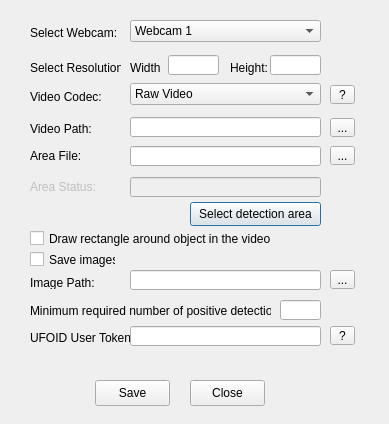
The window that src/settingsdialog.ui (UFOID/UFO-Detector) describes before a commit, drawn with Qt 5.
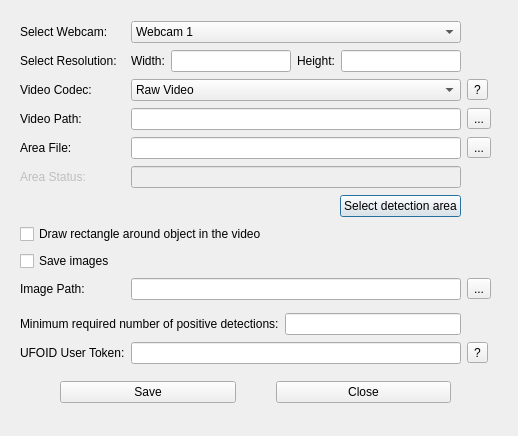
The same window after the commit.

Commit message: Improved settings dialog layout

What changed in the file:
```diff
--- a/src/settingsdialog.ui
+++ b/src/settingsdialog.ui
@@ -6,123 +6,88 @@
    <rect>
     <x>0</x>
     <y>0</y>
-    <width>389</width>
-    <height>424</height>
+    <width>518</width>
+    <height>436</height>
    </rect>
   </property>
   <property name="windowTitle">
    <string>Dialog</string>
   </property>
-  <widget class="QToolButton" name="toolButtonVideoPath">
+  <widget class="QWidget" name="formLayoutWidget">
    <property name="geometry">
     <rect>
-     <x>330</x>
-     <y>118</y>
-     <width>25</width>
-     <height>19</height>
+     <x>10</x>
+     <y>10</y>
+     <width>491</width>
+     <height>419</height>
     </rect>
    </property>
+   <layout class="QGridLayout" name="gridLayout">
+    <property name="leftMargin">
+     <number>10</number>
+    </property>
+    <property name="topMargin">
+     <number>10</number>
+    </property>
+    <property name="rightMargin">
+     <number>10</number>
+    </property>
+    <property name="bottomMargin">
+     <number>10</number>
+    </property>
+    <item row="2" column="0">
+     <widget class="QLabel" name="labelCodec">
    <property name="text">
-    <string>...</string>
-   </property>
-  </widget>
-  <widget class="QLineEdit" name="lineH">
-   <property name="geometry">
-    <rect>
-     <x>270</x>
-     <y>55</y>
-     <width>51</width>
-     <height>20</height>
-    </rect>
-   </property>
-  </widget>
-  <widget class="QLineEdit" name="lineVideoPath">
-   <property name="geometry">
-    <rect>
-     <x>130</x>
-     <y>117</y>
-     <width>191</width>
+       <string>Video Codec:</string>
+      </property>
+     </widget>
+    </item>
+    <item row="4" column="0">
+     <widget class="QLabel" name="labelXMLfile">
+      <property name="text">
+       <string>Area File:</string>
+      </property>
+     </widget>
+    </item>
+    <item row="6" column="1">
+     <layout class="QHBoxLayout" name="horizontalLayout_2">
+      <item>
+       <spacer name="horizontalSpacer">
+        <property name="orientation">
+         <enum>Qt::Horizontal</enum>
+        </property>
+        <property name="sizeHint" stdset="0">
+         <size>
+          <width>40</width>
      <height>20</height>
-    </rect>
-   </property>
-   <property name="readOnly">
-    <bool>true</bool>
-   </property>
-  </widget>
+         </size>
+        </property>
+       </spacer>
+      </item>
+      <item>
   <widget class="QPushButton" name="buttonXML">
-   <property name="geometry">
-    <rect>
-     <x>190</x>
-     <y>202</y>
-     <width>131</width>
-     <height>24</height>
-    </rect>
-   </property>
    <property name="text">
     <string>Select detection area</string>
    </property>
   </widget>
-  <widget class="QLabel" name="labelW">
-   <property name="geometry">
-    <rect>
-     <x>130</x>
-     <y>60</y>
-     <width>31</width>
-     <height>16</height>
-    </rect>
-   </property>
+      </item>
+     </layout>
+    </item>
+    <item row="4" column="1">
+     <widget class="QLineEdit" name="lineXMLfile">
    <property name="text">
-    <string>Width:</string>
-   </property>
-  </widget>
-  <widget class="QPushButton" name="buttonSave">
-   <property name="geometry">
-    <rect>
-     <x>95</x>
-     <y>380</y>
-     <width>75</width>
-     <height>26</height>
-    </rect>
-   </property>
-   <property name="text">
-    <string>Save</string>
-   </property>
-  </widget>
-  <widget class="QToolButton" name="toolButtonXMLfile">
-   <property name="geometry">
-    <rect>
-     <x>330</x>
-     <y>146</y>
-     <width>25</width>
-     <height>19</height>
-    </rect>
-   </property>
-   <property name="text">
-    <string>...</string>
-   </property>
-  </widget>
-  <widget class="QLineEdit" name="lineW">
-   <property name="geometry">
-    <rect>
-     <x>168</x>
-     <y>55</y>
-     <width>51</width>
-     <height>20</height>
-    </rect>
-   </property>
-  </widget>
+       <string/>
+      </property>
+      <property name="readOnly">
+       <bool>true</bool>
+      </property>
+     </widget>
+    </item>
+    <item row="9" column="1">
   <widget class="QLineEdit" name="lineImagePath">
    <property name="enabled">
     <bool>true</bool>
    </property>
-   <property name="geometry">
-    <rect>
-     <x>130</x>
-     <y>270</y>
-     <width>191</width>
-     <height>20</height>
-    </rect>
-   </property>
    <property name="styleSheet">
     <string notr="true"/>
    </property>
@@ -130,132 +95,36 @@
     <bool>true</bool>
    </property>
   </widget>
-  <widget class="QComboBox" name="comboBoxWebcam">
-   <property name="geometry">
-    <rect>
-     <x>130</x>
-     <y>20</y>
-     <width>191</width>
-     <height>22</height>
-    </rect>
-   </property>
-   <item>
-    <property name="text">
-     <string>Webcam 1</string>
-    </property>
-   </item>
+    </item>
+    <item row="1" column="1">
+     <layout class="QHBoxLayout" name="horizontalLayout">
    <item>
+       <widget class="QLabel" name="labelW">
     <property name="text">
-     <string>Webcam 2</string>
-    </property>
-   </item>
-   <item>
-    <property name="text">
-     <string>Webcam 3</string>
-    </property>
-   </item>
-   <item>
-    <property name="text">
-     <string>Webcam 4</string>
-    </property>
-   </item>
-  </widget>
+         <string>Width:</string>
+        </property>
+       </widget>
+      </item>
+      <item>
+       <widget class="QLineEdit" name="lineW"/>
+      </item>
+      <item>
   <widget class="QLabel" name="labelH">
-   <property name="geometry">
-    <rect>
-     <x>230</x>
-     <y>60</y>
-     <width>41</width>
-     <height>16</height>
-    </rect>
-   </property>
    <property name="text">
     <string>Height:</string>
    </property>
   </widget>
-  <widget class="QCheckBox" name="checkBoxRectangle">
-   <property name="geometry">
-    <rect>
-     <x>30</x>
-     <y>230</y>
-     <width>241</width>
-     <height>17</height>
-    </rect>
-   </property>
-   <property name="text">
-    <string>Draw rectangle around object in the video</string>
-   </property>
-  </widget>
-  <widget class="QPushButton" name="buttonCancel">
-   <property name="geometry">
-    <rect>
-     <x>190</x>
-     <y>380</y>
-     <width>75</width>
-     <height>26</height>
-    </rect>
-   </property>
-   <property name="text">
-    <string>Close</string>
-   </property>
-  </widget>
-  <widget class="QLabel" name="labelImagePath">
-   <property name="enabled">
-    <bool>true</bool>
-   </property>
-   <property name="geometry">
-    <rect>
-     <x>30</x>
-     <y>276</y>
-     <width>86</width>
-     <height>13</height>
-    </rect>
-   </property>
-   <property name="text">
-    <string>Image Path:</string>
-   </property>
-  </widget>
-  <widget class="QLineEdit" name="lineXMLfile">
-   <property name="geometry">
-    <rect>
-     <x>130</x>
-     <y>146</y>
-     <width>191</width>
-     <height>20</height>
-    </rect>
-   </property>
-   <property name="text">
-    <string/>
-   </property>
-   <property name="readOnly">
-    <bool>true</bool>
-   </property>
-  </widget>
-  <widget class="QLabel" name="labelVideoPath">
-   <property name="geometry">
-    <rect>
-     <x>30</x>
-     <y>122</y>
-     <width>86</width>
-     <height>13</height>
-    </rect>
-   </property>
-   <property name="text">
-    <string>Video Path:</string>
-   </property>
-  </widget>
+      </item>
+      <item>
+       <widget class="QLineEdit" name="lineH"/>
+      </item>
+     </layout>
+    </item>
+    <item row="8" column="0" colspan="2">
   <widget class="QCheckBox" name="checkBoxsaveImages">
    <property name="enabled">
     <bool>true</bool>
    </property>
-   <property name="geometry">
-    <rect>
-     <x>30</x>
-     <y>251</y>
-     <width>86</width>
-     <height>17</height>
-    </rect>
-   </property>
    <property name="text">
     <string>Save images</string>
    </property>
@@ -266,141 +135,66 @@
     <bool>false</bool>
    </property>
   </widget>
+    </item>
+    <item row="13" column="2">
+     <widget class="QToolButton" name="toolButtonToken">
+      <property name="text">
+       <string>?</string>
+      </property>
+     </widget>
+    </item>
+    <item row="13" column="1">
+     <widget class="QLineEdit" name="lineToken"/>
+    </item>
+    <item row="5" column="1">
+     <widget class="QLineEdit" name="lineStatus">
+      <property name="enabled">
+       <bool>false</bool>
+      </property>
+      <property name="text">
+       <string/>
+      </property>
+      <property name="readOnly">
+       <bool>true</bool>
+      </property>
+     </widget>
+    </item>
+    <item row="0" column="0">
   <widget class="QLabel" name="labelWebcam">
-   <property name="geometry">
-    <rect>
-     <x>30</x>
-     <y>25</y>
-     <width>91</width>
-     <height>16</height>
-    </rect>
-   </property>
    <property name="text">
     <string>Select Webcam:</string>
    </property>
   </widget>
-  <widget class="QLabel" name="labelXMLfile">
-   <property name="geometry">
-    <rect>
-     <x>30</x>
-     <y>148</y>
-     <width>51</width>
-     <height>16</height>
-    </rect>
-   </property>
-   <property name="text">
-    <string>Area File:</string>
-   </property>
-  </widget>
-  <widget class="QLabel" name="labelResolution">
-   <property name="geometry">
-    <rect>
-     <x>30</x>
-     <y>60</y>
-     <width>91</width>
-     <height>16</height>
-    </rect>
-   </property>
-   <property name="text">
-    <string>Select Resolution:</string>
-   </property>
-  </widget>
-  <widget class="QToolButton" name="toolButtonImagePath">
-   <property name="enabled">
-    <bool>true</bool>
-   </property>
-   <property name="geometry">
-    <rect>
-     <x>330</x>
-     <y>270</y>
-     <width>25</width>
-     <height>19</height>
-    </rect>
-   </property>
-   <property name="text">
-    <string>...</string>
-   </property>
-  </widget>
-  <widget class="QLabel" name="label">
-   <property name="enabled">
-    <bool>false</bool>
-   </property>
-   <property name="geometry">
-    <rect>
-     <x>30</x>
-     <y>179</y>
-     <width>101</width>
-     <height>16</height>
-    </rect>
-   </property>
-   <property name="text">
-    <string>Area Status:</string>
-   </property>
-  </widget>
-  <widget class="QLineEdit" name="lineStatus">
-   <property name="enabled">
-    <bool>false</bool>
-   </property>
-   <property name="geometry">
-    <rect>
-     <x>130</x>
-     <y>177</y>
-     <width>191</width>
-     <height>20</height>
-    </rect>
-   </property>
-   <property name="text">
-    <string/>
-   </property>
-   <property name="readOnly">
-    <bool>true</bool>
-   </property>
-  </widget>
+    </item>
+    <item row="10" column="0" colspan="2">
+     <layout class="QHBoxLayout" name="horizontalLayout_3">
+      <property name="topMargin">
+       <number>6</number>
+      </property>
+      <item>
   <widget class="QLabel" name="labelMinPos">
-   <property name="geometry">
-    <rect>
-     <x>30</x>
-     <y>303</y>
-     <width>241</width>
-     <height>16</height>
-    </rect>
-   </property>
    <property name="text">
     <string>Minimum required number of positive detections:</string>
    </property>
   </widget>
-  <widget class="QLineEdit" name="lineMinPosRequired">
-   <property name="geometry">
-    <rect>
-     <x>280</x>
-     <y>300</y>
-     <width>41</width>
-     <height>20</height>
-    </rect>
-   </property>
-  </widget>
-  <widget class="QLabel" name="labelCodec">
-   <property name="geometry">
-    <rect>
-     <x>30</x>
-     <y>90</y>
-     <width>86</width>
-     <height>13</height>
-    </rect>
+      </item>
+      <item>
+       <widget class="QLineEdit" name="lineMinPosRequired"/>
+      </item>
+     </layout>
+    </item>
+    <item row="9" column="2">
+     <widget class="QToolButton" name="toolButtonImagePath">
+      <property name="enabled">
+       <bool>true</bool>
    </property>
    <property name="text">
-    <string>Video Codec:</string>
-   </property>
-  </widget>
+       <string>...</string>
+      </property>
+     </widget>
+    </item>
+    <item row="2" column="1">
   <widget class="QComboBox" name="comboBoxCodec">
-   <property name="geometry">
-    <rect>
-     <x>130</x>
-     <y>83</y>
-     <width>191</width>
-     <height>22</height>
-    </rect>
-   </property>
    <item>
     <property name="text">
      <string>Raw Video</string>
@@ -417,54 +211,141 @@
     </property>
    </item>
   </widget>
-  <widget class="QToolButton" name="toolButton">
-   <property name="geometry">
-    <rect>
-     <x>330</x>
-     <y>85</y>
-     <width>25</width>
-     <height>19</height>
-    </rect>
-   </property>
+    </item>
+    <item row="3" column="2">
+     <widget class="QToolButton" name="toolButtonVideoPath">
    <property name="text">
-    <string>?</string>
-   </property>
-  </widget>
+       <string>...</string>
+      </property>
+     </widget>
+    </item>
+    <item row="13" column="0">
   <widget class="QLabel" name="label_2">
-   <property name="geometry">
-    <rect>
-     <x>30</x>
-     <y>330</y>
-     <width>131</width>
-     <height>16</height>
-    </rect>
-   </property>
    <property name="text">
     <string>UFOID User Token:</string>
    </property>
   </widget>
-  <widget class="QLineEdit" name="lineToken">
-   <property name="geometry">
-    <rect>
-     <x>130</x>
-     <y>326</y>
-     <width>191</width>
-     <height>20</height>
-    </rect>
-   </property>
-  </widget>
-  <widget class="QToolButton" name="toolButtonToken">
-   <property name="geometry">
-    <rect>
-     <x>330</x>
-     <y>326</y>
-     <width>25</width>
-     <height>19</height>
-    </rect>
-   </property>
+    </item>
+    <item row="4" column="2">
+     <widget class="QToolButton" name="toolButtonXMLfile">
+      <property name="text">
+       <string>...</string>
+      </property>
+     </widget>
+    </item>
+    <item row="9" column="0">
+     <widget class="QLabel" name="labelImagePath">
+      <property name="enabled">
+       <bool>true</bool>
+      </property>
+      <property name="text">
+       <string>Image Path:</string>
+      </property>
+     </widget>
+    </item>
+    <item row="0" column="1">
+     <widget class="QComboBox" name="comboBoxWebcam">
+      <item>
+       <property name="text">
+        <string>Webcam 1</string>
+       </property>
+      </item>
+      <item>
+       <property name="text">
+        <string>Webcam 2</string>
+       </property>
+      </item>
+      <item>
+       <property name="text">
+        <string>Webcam 3</string>
+       </property>
+      </item>
+      <item>
+       <property name="text">
+        <string>Webcam 4</string>
+       </property>
+      </item>
+     </widget>
+    </item>
+    <item row="3" column="0">
+     <widget class="QLabel" name="labelVideoPath">
+      <property name="text">
+       <string>Video Path:</string>
+      </property>
+     </widget>
+    </item>
+    <item row="2" column="2">
+     <widget class="QToolButton" name="toolButton">
    <property name="text">
     <string>?</string>
    </property>
+     </widget>
+    </item>
+    <item row="1" column="0">
+     <widget class="QLabel" name="labelResolution">
+      <property name="text">
+       <string>Select Resolution:</string>
+      </property>
+     </widget>
+    </item>
+    <item row="7" column="0" colspan="2">
+     <widget class="QCheckBox" name="checkBoxRectangle">
+      <property name="text">
+       <string>Draw rectangle around object in the video</string>
+      </property>
+     </widget>
+    </item>
+    <item row="3" column="1">
+     <widget class="QLineEdit" name="lineVideoPath">
+      <property name="readOnly">
+       <bool>true</bool>
+      </property>
+     </widget>
+    </item>
+    <item row="5" column="0">
+     <widget class="QLabel" name="label">
+      <property name="enabled">
+       <bool>false</bool>
+      </property>
+      <property name="text">
+       <string>Area Status:</string>
+      </property>
+     </widget>
+    </item>
+    <item row="14" column="0" colspan="3">
+     <layout class="QHBoxLayout" name="horizontalLayout_4">
+      <property name="spacing">
+       <number>40</number>
+      </property>
+      <property name="leftMargin">
+       <number>40</number>
+      </property>
+      <property name="topMargin">
+       <number>10</number>
+      </property>
+      <property name="rightMargin">
+       <number>40</number>
+      </property>
+      <property name="bottomMargin">
+       <number>10</number>
+      </property>
+      <item>
+       <widget class="QPushButton" name="buttonSave">
+        <property name="text">
+         <string>Save</string>
+        </property>
+       </widget>
+      </item>
+      <item>
+       <widget class="QPushButton" name="buttonCancel">
+        <property name="text">
+         <string>Close</string>
+        </property>
+       </widget>
+      </item>
+     </layout>
+    </item>
+   </layout>
   </widget>
  </widget>
  <resources/>
```
Lines whose indentation alone changed are shown as unchanged. The commit also changes 1 other file.
